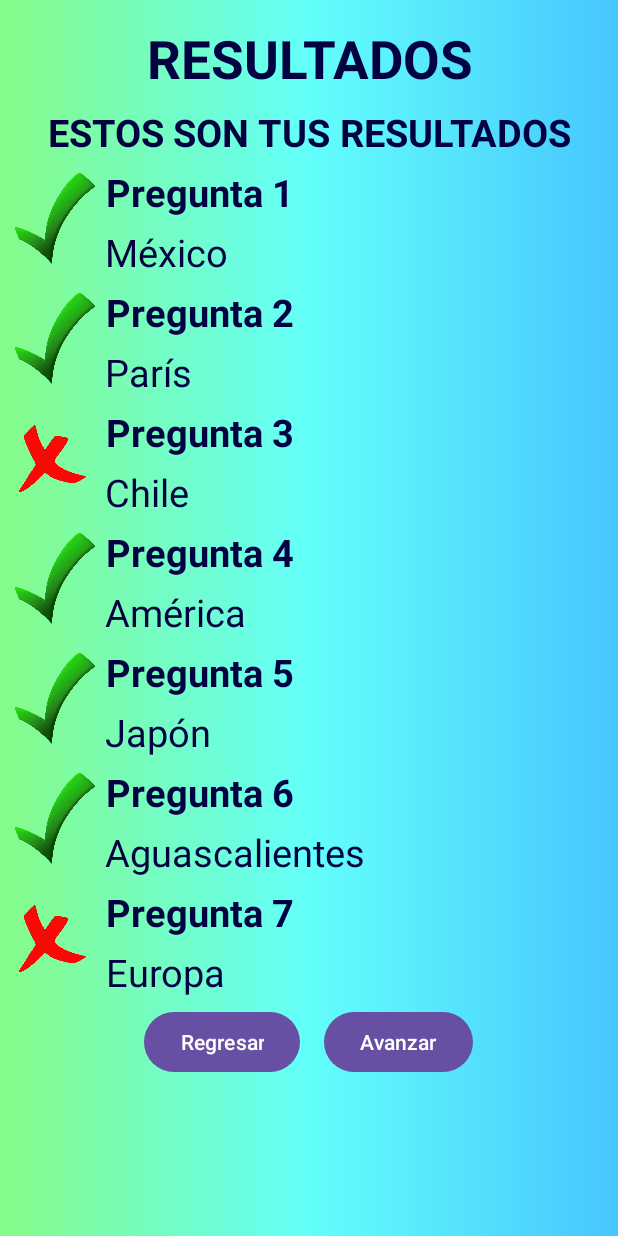
After one commit to KevindeJesusUAA/ProyectoFinalGeoterra, an Android app: the layout resultados.xml on its own in the app's theme, with its tools: preview values and no code run, on a phone screen of 412 x 824 dp. The commit adds this screen. Run offline under Robolectric (Android 15) with nearby library versions, the phone set to English and light mode, and no system bars.

Commit message:
Agregué cambios

```diff
--- a/app/src/main/AndroidManifest.xml
+++ b/app/src/main/AndroidManifest.xml
@@ -58,6 +58,10 @@
             android:name=".memorama"
             android:exported="true">
         </activity>
+        <activity
+            android:name=".evaluacion"
+            android:exported="true">
+        </activity>
         <meta-data
             android:name="com.google.android.geo.API_KEY"
             android:value="${MAPS_API_KEY}" />
--- /dev/null
+++ b/app/src/main/java/uaa/mx/proyectofinalgeoterra/evaluacion.java
@@ -0,0 +1,167 @@
+package uaa.mx.proyectofinalgeoterra;
+
+import android.content.res.ColorStateList;
+import android.os.Bundle;
+
+import androidx.appcompat.app.AppCompatActivity;
+
+import android.view.View;
+import android.widget.Button;
+import android.widget.Toast;
+
+public class evaluacion extends AppCompatActivity {
+
+    // Variable para almacenar la respuesta correcta
+    private String respuestaCorrecta = "c. México";
+    private String respuestaCorrecta2 = "a. Brasil";
+    private Button btnRespuesta1, btnRespuesta2, btnRespuesta3, btnRespuesta4, btnRespuesta5, btnRespuesta6, btnRespuesta7, btnRespuesta8;
+    private String respuestaSeleccionada = "";
+    private String respuestaSeleccionada2 = "";
+    private Button botonSeleccionado = null;
+    private Button botonSeleccionado2 = null;
+
+    @Override
+    protected void onCreate(Bundle savedInstanceState) {
+        super.onCreate(savedInstanceState);
+        setContentView(R.layout.evaluacion);
+
+        // Obtener referencias a los botones
+        btnRespuesta1 = findViewById(R.id.btnRespuesta1);
+        btnRespuesta2 = findViewById(R.id.btnRespuesta2);
+        btnRespuesta3 = findViewById(R.id.btnRespuesta3);
+        btnRespuesta4 = findViewById(R.id.btnRespuesta4);
+        btnRespuesta5 = findViewById(R.id.btnRespuesta5);
+        btnRespuesta6 = findViewById(R.id.btnRespuesta6);
+        btnRespuesta7 = findViewById(R.id.btnRespuesta7);
+        btnRespuesta8 = findViewById(R.id.btnRespuesta8);
+
+        // Establecer OnClickListener para cada botón
+        btnRespuesta1.setOnClickListener(new View.OnClickListener() {
+            @Override
+            public void onClick(View v) {
+                respuestaSeleccionada = "a. Brasil";
+                validarRespuesta(btnRespuesta1);
+            }
+        });
+
+        btnRespuesta2.setOnClickListener(new View.OnClickListener() {
+            @Override
+            public void onClick(View v) {
+                respuestaSeleccionada = "b. Estados Unidos";
+                validarRespuesta(btnRespuesta2);
+            }
+        });
+
+        btnRespuesta3.setOnClickListener(new View.OnClickListener() {
+            @Override
+            public void onClick(View v) {
+                respuestaSeleccionada = "c. México";
+                validarRespuesta(btnRespuesta3);
+            }
+        });
+
+        btnRespuesta4.setOnClickListener(new View.OnClickListener() {
+            @Override
+            public void onClick(View v) {
+                respuestaSeleccionada = "d. Perú";
+                validarRespuesta(btnRespuesta4);
+            }
+        });
+
+        // Establecer OnClickListener para cada botón
+        btnRespuesta5.setOnClickListener(new View.OnClickListener() {
+            @Override
+            public void onClick(View v) {
+                respuestaSeleccionada2 = "a. Brasil";
+                validarRespuesta2(btnRespuesta5);
+            }
+        });
+
+        btnRespuesta6.setOnClickListener(new View.OnClickListener() {
+            @Override
+            public void onClick(View v) {
+                respuestaSeleccionada2 = "b. Estados Unidos";
+                validarRespuesta2(btnRespuesta6);
+            }
+        });
+
+        btnRespuesta7.setOnClickListener(new View.OnClickListener() {
+            @Override
+            public void onClick(View v) {
+                respuestaSeleccionada2 = "c. México";
+                validarRespuesta2(btnRespuesta7);
+            }
+        });
+
+        btnRespuesta8.setOnClickListener(new View.OnClickListener() {
+            @Override
+            public void onClick(View v) {
+                respuestaSeleccionada2 = "d. Perú";
+                validarRespuesta2(btnRespuesta8);
+            }
+        });
+
+        // Establecer OnClickListener para el botón "Enviar"
+        findViewById(R.id.btnEnviar).setOnClickListener(new View.OnClickListener() {
+            @Override
+            public void onClick(View v) {
+                // Llamar a la función para validar la respuesta
+                validarRespuestaSeleccionada();
+            }
+        });
+    }
+
+    private void validarRespuesta(Button btnRespuesta) {
+        // Restablecer el color de fondo del botón previamente seleccionado
+        if (botonSeleccionado != null) {
+            resetearColoresBotones();
+        }
+        // Cambiar el color de fondo del botón seleccionado
+        btnRespuesta.setBackgroundTintList(ColorStateList.valueOf(getResources().getColor(R.color.colorBotonSeleccionado)));
+        // Actualizar el botón seleccionado actual
+        botonSeleccionado = btnRespuesta;
+
+    }
+
+    private void validarRespuesta2(Button btnRespuesta2) {
+        // Restablecer el color de fondo del botón previamente seleccionado
+        if (botonSeleccionado2 != null) {
+            resetearColoresBotones2();
+        }
+        btnRespuesta2.setBackgroundTintList(ColorStateList.valueOf(getResources().getColor(R.color.colorBotonSeleccionado)));
+        // Actualizar el botón seleccionado actual
+        botonSeleccionado2 = btnRespuesta2;
+    }
+
+    private void validarRespuestaSeleccionada() {
+        // Comparar la respuesta seleccionada con la respuesta correcta
+        if (respuestaSeleccionada.equals(respuestaCorrecta)) {
+            // La respuesta es correcta
+            Toast.makeText(this, "Respuesta correcta", Toast.LENGTH_SHORT).show();
+        } else {
+            // La respuesta es incorrecta
+            Toast.makeText(this, "Respuesta incorrecta", Toast.LENGTH_SHORT).show();
+        }// Comparar la respuesta seleccionada con la respuesta correcta
+        if (respuestaSeleccionada2.equals(respuestaCorrecta2)) {
+            // La respuesta es correcta
+            Toast.makeText(this, "Respuesta correcta2", Toast.LENGTH_SHORT).show();
+        } else {
+            // La respuesta es incorrecta
+            Toast.makeText(this, "Respuesta incorrecta2", Toast.LENGTH_SHORT).show();
+        }
+    }
+
+    // Método para restablecer el color de fondo de todos los botones
+    private void resetearColoresBotones() {
+        btnRespuesta1.setBackgroundTintList(ColorStateList.valueOf(getResources().getColor(R.color.colorBotonRespuesta1)));
+        btnRespuesta2.setBackgroundTintList(ColorStateList.valueOf(getResources().getColor(R.color.colorBotonRespuesta2)));
+        btnRespuesta3.setBackgroundTintList(ColorStateList.valueOf(getResources().getColor(R.color.colorBotonRespuesta3)));
+        btnRespuesta4.setBackgroundTintList(ColorStateList.valueOf(getResources().getColor(R.color.colorBotonRespuesta4)));
+    }
+    private void resetearColoresBotones2() {
+        btnRespuesta5.setBackgroundTintList(ColorStateList.valueOf(getResources().getColor(R.color.colorBotonRespuesta1)));
+        btnRespuesta6.setBackgroundTintList(ColorStateList.valueOf(getResources().getColor(R.color.colorBotonRespuesta2)));
+        btnRespuesta7.setBackgroundTintList(ColorStateList.valueOf(getResources().getColor(R.color.colorBotonRespuesta3)));
+        btnRespuesta8.setBackgroundTintList(ColorStateList.valueOf(getResources().getColor(R.color.colorBotonRespuesta4)));
+    }
+}
--- /dev/null
+++ b/app/src/main/res/drawable/button_selector.xml
@@ -0,0 +1,4 @@
+<?xml version="1.0" encoding="utf-8"?>
+<selector xmlns:android="http://schemas.android.com/apk/res/android">
+
+</selector>
--- /dev/null
+++ b/app/src/main/res/layout/resultados.xml
@@ -0,0 +1,286 @@
+<?xml version="1.0" encoding="utf-8"?>
+<LinearLayout xmlns:android="http://schemas.android.com/apk/res/android"
+    xmlns:app="http://schemas.android.com/apk/res-auto"
+    xmlns:tools="http://schemas.android.com/tools"
+    android:layout_width="match_parent"
+    android:layout_height="match_parent"
+    android:background="@drawable/fondo_degradado"
+    android:orientation="vertical">
+
+    <TextView
+        android:id="@+id/txtResultados"
+        android:layout_width="match_parent"
+        android:layout_height="40dp"
+        android:layout_marginTop="15dp"
+        android:inputType="text"
+        android:text="RESULTADOS"
+        android:textAlignment="center"
+        android:textColor="#020242"
+        android:textSize="35dp"
+        android:textStyle="bold" />
+
+    <TextView
+        android:id="@+id/txtTitResul"
+        android:layout_width="match_parent"
+        android:layout_height="40dp"
+        android:layout_marginTop="15dp"
+        android:inputType="text"
+        android:text="ESTOS SON TUS RESULTADOS"
+        android:textAlignment="center"
+        android:textColor="#020242"
+        android:textSize="25dp"
+        android:textStyle="bold" />
+
+    <LinearLayout
+        android:layout_width="match_parent"
+        android:layout_height="wrap_content"
+        android:orientation="horizontal">
+
+        <ImageView
+            android:layout_width="70dp"
+            android:layout_height="70dp"
+            android:src="@drawable/palomita" />
+        <LinearLayout
+            android:layout_width="match_parent"
+            android:layout_height="wrap_content"
+            android:orientation="vertical">
+            <TextView
+                android:id="@+id/txtPregunta1"
+                android:layout_width="wrap_content"
+                android:layout_height="40dp"
+                android:text="Pregunta 1"
+                android:textAlignment="center"
+                android:textColor="#020242"
+                android:textSize="25dp"
+                android:textStyle="bold"/>
+
+            <TextView
+                android:id="@+id/txtRespuesta1"
+                android:layout_width="wrap_content"
+                android:layout_height="40dp"
+                android:text="México"
+                android:textAlignment="center"
+                android:textColor="#020242"
+                android:textSize="25dp" />
+        </LinearLayout>
+    </LinearLayout>
+    <LinearLayout
+        android:layout_width="match_parent"
+        android:layout_height="wrap_content"
+        android:orientation="horizontal">
+
+        <ImageView
+            android:layout_width="70dp"
+            android:layout_height="70dp"
+            android:src="@drawable/palomita" />
+        <LinearLayout
+            android:layout_width="match_parent"
+            android:layout_height="wrap_content"
+            android:orientation="vertical">
+            <TextView
+                android:id="@+id/txtPregunta2"
+                android:layout_width="wrap_content"
+                android:layout_height="40dp"
+                android:text="Pregunta 2"
+                android:textAlignment="center"
+                android:textColor="#020242"
+                android:textSize="25dp"
+                android:textStyle="bold"/>
+
+            <TextView
+                android:id="@+id/txtRespuesta2"
+                android:layout_width="wrap_content"
+                android:layout_height="40dp"
+                android:text="París"
+                android:textAlignment="center"
+                android:textColor="#020242"
+                android:textSize="25dp" />
+        </LinearLayout>
+    </LinearLayout>
+    <LinearLayout
+        android:layout_width="match_parent"
+        android:layout_height="wrap_content"
+        android:orientation="horizontal">
+
+        <ImageView
+            android:layout_width="70dp"
+            android:layout_height="70dp"
+            android:src="@drawable/tacha" />
+        <LinearLayout
+            android:layout_width="match_parent"
+            android:layout_height="wrap_content"
+            android:orientation="vertical">
+            <TextView
+                android:id="@+id/txtPregunta3"
+                android:layout_width="wrap_content"
+                android:layout_height="40dp"
+                android:text="Pregunta 3"
+                android:textAlignment="center"
+                android:textColor="#020242"
+                android:textSize="25dp"
+                android:textStyle="bold"/>
+
+            <TextView
+                android:id="@+id/txtRespuesta3"
+                android:layout_width="wrap_content"
+                android:layout_height="40dp"
+                android:text="Chile"
+                android:textAlignment="center"
+                android:textColor="#020242"
+                android:textSize="25dp" />
+        </LinearLayout>
+    </LinearLayout>
+    <LinearLayout
+        android:layout_width="match_parent"
+        android:layout_height="wrap_content"
+        android:orientation="horizontal">
+
+        <ImageView
+            android:layout_width="70dp"
+            android:layout_height="70dp"
+            android:src="@drawable/palomita" />
+        <LinearLayout
+            android:layout_width="match_parent"
+            android:layout_height="wrap_content"
+            android:orientation="vertical">
+            <TextView
+                android:id="@+id/txtPregunta4"
+                android:layout_width="wrap_content"
+                android:layout_height="40dp"
+                android:text="Pregunta 4"
+                android:textAlignment="center"
+                android:textColor="#020242"
+                android:textSize="25dp"
+                android:textStyle="bold"/>
+
+            <TextView
+                android:id="@+id/txtRespuesta4"
+                android:layout_width="wrap_content"
+                android:layout_height="40dp"
+                android:text="América"
+                android:textAlignment="center"
+                android:textColor="#020242"
+                android:textSize="25dp" />
+        </LinearLayout>
+    </LinearLayout>
+    <LinearLayout
+        android:layout_width="match_parent"
+        android:layout_height="wrap_content"
+        android:orientation="horizontal">
+
+        <ImageView
+            android:layout_width="70dp"
+            android:layout_height="70dp"
+            android:src="@drawable/palomita" />
+        <LinearLayout
+            android:layout_width="match_parent"
+            android:layout_height="wrap_content"
+            android:orientation="vertical">
+            <TextView
+                android:id="@+id/txtPregunta5"
+                android:layout_width="wrap_content"
+                android:layout_height="40dp"
+                android:text="Pregunta 5"
+                android:textAlignment="center"
+                android:textColor="#020242"
+                android:textSize="25dp"
+                android:textStyle="bold"/>
+
+            <TextView
+                android:id="@+id/txtRespuesta5"
+                android:layout_width="wrap_content"
+                android:layout_height="40dp"
+                android:text="Japón"
+                android:textAlignment="center"
+                android:textColor="#020242"
+                android:textSize="25dp" />
+        </LinearLayout>
+    </LinearLayout>
+    <LinearLayout
+        android:layout_width="match_parent"
+        android:layout_height="wrap_content"
+        android:orientation="horizontal">
+
+        <ImageView
+            android:layout_width="70dp"
+            android:layout_height="70dp"
+            android:src="@drawable/palomita" />
+        <LinearLayout
+            android:layout_width="match_parent"
+            android:layout_height="wrap_content"
+            android:orientation="vertical">
+            <TextView
+                android:id="@+id/txtPregunta6"
+                android:layout_width="wrap_content"
+                android:layout_height="40dp"
+                android:text="Pregunta 6"
+                android:textAlignment="center"
+                android:textColor="#020242"
+                android:textSize="25dp"
+                android:textStyle="bold"/>
+
+            <TextView
+                android:id="@+id/txtRespuesta6"
+                android:layout_width="wrap_content"
+                android:layout_height="40dp"
+                android:text="Aguascalientes"
+                android:textAlignment="center"
+                android:textColor="#020242"
+                android:textSize="25dp" />
+        </LinearLayout>
+    </LinearLayout>
+    <LinearLayout
+        android:layout_width="match_parent"
+        android:layout_height="wrap_content"
+        android:orientation="horizontal">
+
+        <ImageView
+            android:layout_width="70dp"
+            android:layout_height="70dp"
+            android:src="@drawable/tacha" />
+        <LinearLayout
+            android:layout_width="match_parent"
+            android:layout_height="wrap_content"
+            android:orientation="vertical">
+            <TextView
+                android:id="@+id/txtPregunta7"
+                android:layout_width="wrap_content"
+                android:layout_height="40dp"
+                android:text="Pregunta 7"
+                android:textAlignment="center"
+                android:textColor="#020242"
+                android:textSize="25dp"
+                android:textStyle="bold"/>
+
+            <TextView
+                android:id="@+id/txtRespuesta7"
+                android:layout_width="wrap_content"
+                android:layout_height="40dp"
+                android:text="Europa"
+                android:textAlignment="center"
+                android:textColor="#020242"
+                android:textSize="25dp" />
+        </LinearLayout>
+    </LinearLayout>
+
+    <LinearLayout
+        android:layout_width="match_parent"
+        android:layout_height="wrap_content"
+        android:orientation="horizontal"
+        android:gravity="center">
+
+        <Button
+            android:id="@+id/regresarButton"
+            android:layout_width="wrap_content"
+            android:layout_height="wrap_content"
+            android:text="Regresar"
+            android:layout_marginEnd="8dp"/>
+
+        <Button
+            android:id="@+id/avanzarButton"
+            android:layout_width="wrap_content"
+            android:layout_height="wrap_content"
+            android:text="Avanzar"
+            android:layout_marginStart="8dp"/>
+    </LinearLayout>
+</LinearLayout>
--- a/app/src/main/res/values/colors.xml
+++ b/app/src/main/res/values/colors.xml
@@ -7,4 +7,10 @@
     <color name="colorUno">#86FB88</color>
     <color name="colorDos">#63FFFA</color>
     <color name="colorTres">#46C6FF</color>
+
+    <color name="colorBotonRespuesta1">#FF0000</color>
+    <color name="colorBotonRespuesta2">#00FF00</color>
+    <color name="colorBotonRespuesta3">#0099FF</color>
+    <color name="colorBotonRespuesta4">#FF9900</color>
+    <color name="colorBotonSeleccionado">#808080</color>
 </resources>
```
Also changed, not shown: app/src/main/res/drawable/palomita.png (added), app/src/main/res/drawable/tacha.png (added).
